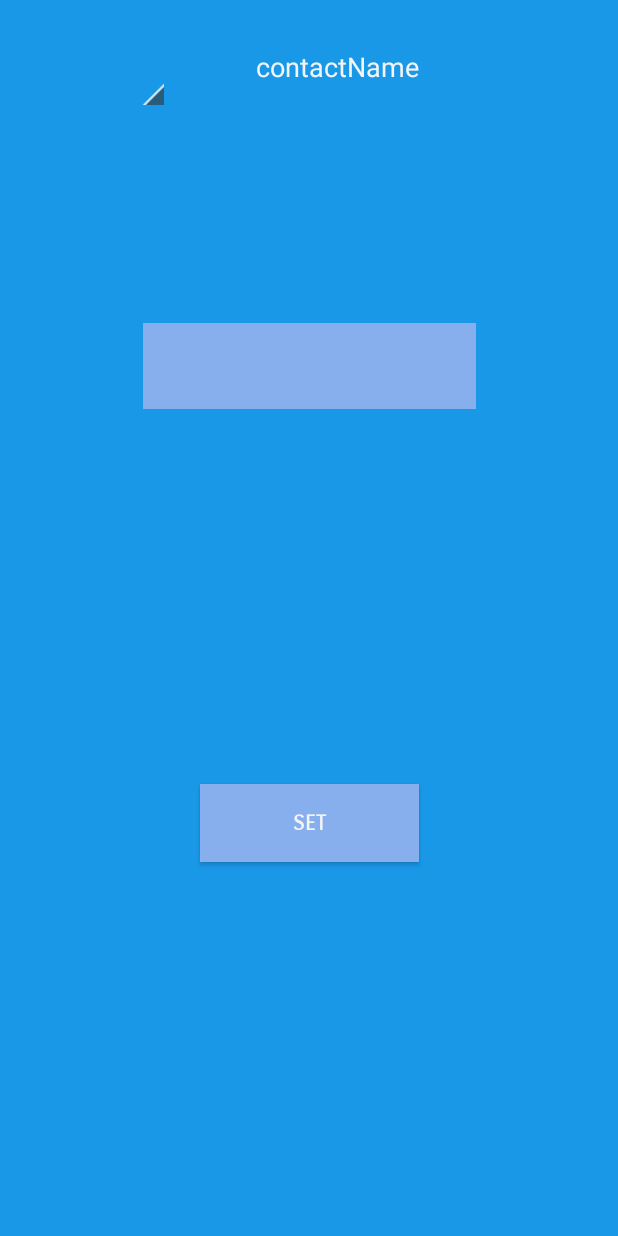
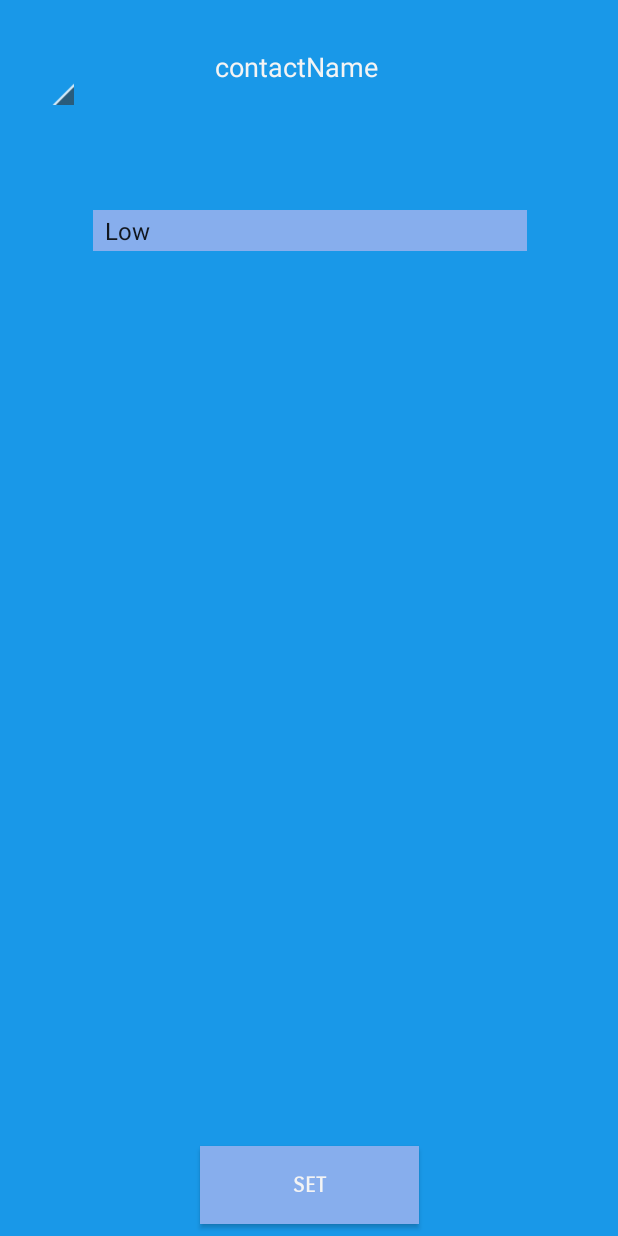
Before and after one commit to aarya1995/CallYourMother, an Android app: the layout edit_priority.xml on its own in the app's theme, with its tools: preview values and no code run, on a phone screen of 412 x 824 dp. Run offline under Robolectric (Android 15) with nearby library versions, the phone set to English and light mode, and no system bars.

Commit message:
version 0.0.5

```diff
--- a/CallYourMother/app/src/main/res/layout/activity_main.xml
+++ b/CallYourMother/app/src/main/res/layout/activity_main.xml
@@ -19,9 +19,11 @@
         android:textColor="#f4f4f4"
         android:textStyle="bold"
         app:layout_constraintEnd_toEndOf="parent"
-        app:layout_constraintHorizontal_bias="0.5"
         app:layout_constraintStart_toStartOf="parent"
-        tools:layout_editor_absoluteY="108dp"/>
+        tools:ignore="MissingConstraints"
+        app:layout_constraintTop_toTopOf="parent"
+        tools:layout_editor_absoluteX="72dp"
+        android:layout_marginTop="100dp" />
 
     <Button
         android:id="@+id/changeExistingPriority"
--- a/CallYourMother/app/src/main/res/layout/edit_priority.xml
+++ b/CallYourMother/app/src/main/res/layout/edit_priority.xml
@@ -12,18 +12,16 @@
         android:id="@+id/quickContactBadge"
         android:layout_width="49dp"
         android:layout_height="42dp"
-        android:layout_marginStart="60dp"
         android:layout_marginTop="28dp"
         app:layout_constraintStart_toStartOf="parent"
         app:layout_constraintTop_toTopOf="parent"
-        app:srcCompat="@android:drawable/sym_contact_card"/>
+        app:srcCompat="@android:drawable/sym_contact_card"
+        tools:layout_editor_absoluteX="60dp" />
 
     <TextView
         android:id="@+id/contactName"
         android:layout_width="174dp"
         android:layout_height="36dp"
-        android:layout_marginEnd="56dp"
-        android:layout_marginStart="8dp"
         android:layout_marginTop="32dp"
         android:text="contactName"
         android:textAlignment="center"
@@ -32,19 +30,8 @@
         app:layout_constraintEnd_toEndOf="parent"
         app:layout_constraintHorizontal_bias="0.324"
         app:layout_constraintStart_toEndOf="@+id/quickContactBadge"
-        app:layout_constraintTop_toTopOf="parent"/>
-
-    <ExpandableListView
-        android:id="@+id/priorityLevel"
-        android:layout_width="222dp"
-        android:layout_height="57dp"
-        android:background="#87aeed"
-        android:scrollbars="none"
-        app:layout_constraintBottom_toBottomOf="parent"
-        app:layout_constraintLeft_toLeftOf="parent"
-        app:layout_constraintRight_toRightOf="parent"
         app:layout_constraintTop_toTopOf="parent"
-        app:layout_constraintVertical_bias="0.281"/>
+        tools:layout_editor_absoluteX="129dp" />
 
     <Button
         android:id="@+id/set"
@@ -52,15 +39,27 @@
         android:layout_width="146dp"
         android:layout_height="52dp"
         android:layout_marginBottom="8dp"
-        android:layout_marginTop="8dp"
         android:background="#87aeed"
         android:fontFamily="sans-serif-smallcaps"
-        android:text="Button"
+        android:text="Set"
         android:textColor="#f4f4f4"
         android:textStyle="bold"
         app:layout_constraintBottom_toBottomOf="parent"
         app:layout_constraintLeft_toLeftOf="parent"
         app:layout_constraintRight_toRightOf="parent"
-        app:layout_constraintTop_toBottomOf="@+id/priorityLevel"
-        tools:text="Set"/>
+        tools:text="Set" />
+
+    <Spinner
+        android:id="@+id/selectPriority"
+        android:layout_width="289dp"
+        android:layout_height="27dp"
+        android:background="#87aeed"
+        android:entries="@array/priorityLevel"
+        android:popupBackground="#87aeed"
+
+        app:layout_constraintLeft_toLeftOf="parent"
+        app:layout_constraintRight_toRightOf="parent"
+        app:layout_constraintTop_toTopOf="parent"
+        android:layout_marginTop="140dp"
+        app:layout_constraintHorizontal_bias="0.505" />
 </android.support.constraint.ConstraintLayout>
--- a/CallYourMother/app/src/main/res/values/strings.xml
+++ b/CallYourMother/app/src/main/res/values/strings.xml
@@ -1,3 +1,10 @@
 <resources>
     <string name="app_name">CallYourMother</string>
+    <string name="channel_name">AlarmCreate Notification Channel</string>
+    <string name="channel_description">Notification channel for AlarmCreate</string>
+    <array name="priorityLevel">
+        <item>Low</item>
+        <item>Med</item>
+        <item>High</item>
+    </array>
 </resources>
```
Also changed, not shown: CallYourMother/app/src/main/AndroidManifest.xml (+6 -5 lines), CallYourMother/app/src/main/java/com/example/alcar/callyourmother/AddContactsActivity.java (added, +55 -0 lines), CallYourMother/app/src/main/java/com/example/alcar/callyourmother/AlarmNotificationReceiver.java (added, +100 -0 lines), CallYourMother/app/src/main/java/com/example/alcar/callyourmother/AlarmOperation.java (added, +34 -0 lines), CallYourMother/app/src/main/java/com/example/alcar/callyourmother/MainActivity.java (added, +25 -0 lines), CallYourMother/app/src/main/java/com/example/callyourmother/MainActivity.java (deleted, +0 -13 lines), CallYourMother/app/src/main/res/layout/add_new_priority.xml (line endings or trailing spaces), CallYourMother/app/src/main/res/layout/select_existing_priority.xml (line endings or trailing spaces), CallYourMother/app/src/main/res/values/colors.xml (line endings or trailing spaces), CallYourMother/app/src/main/res/values/styles.xml (line endings or trailing spaces), 6 other files.
